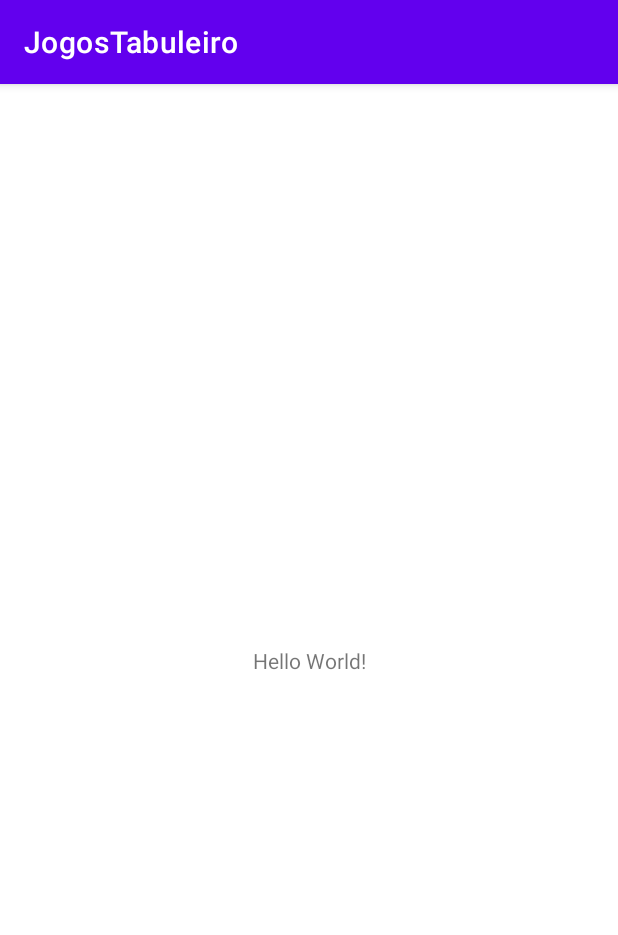
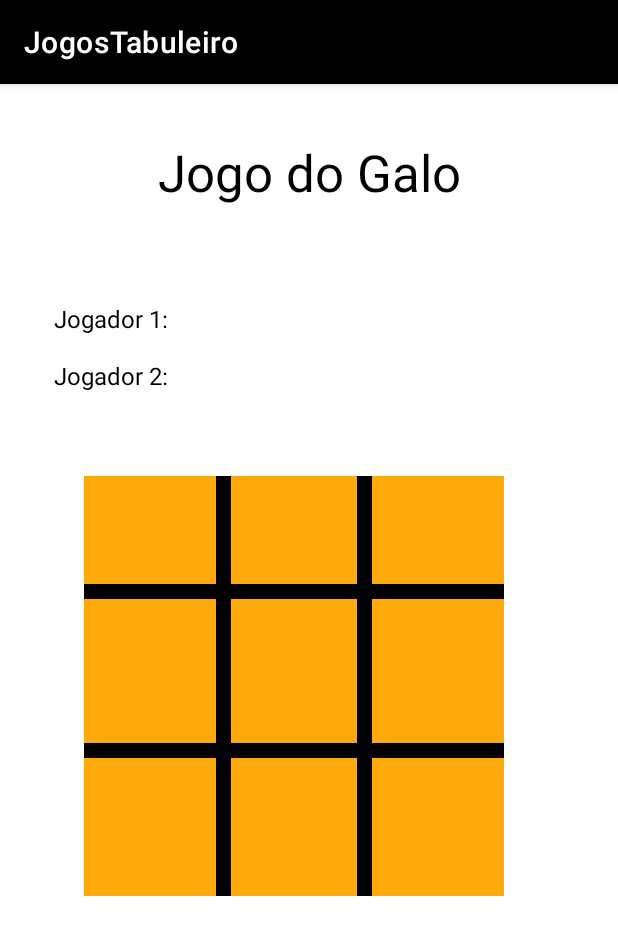
Before and after one commit to Fabio2001Marques/JogosTabuleiro, an Android app: the screen it shows after launch (MainActivity), on a phone screen of 412 x 824 dp. Shown: the top 935 px of the screen. Run offline under Robolectric (Android 15) with nearby library versions, the phone set to English and light mode, and no system bars.

Commit message:
Layout Jogo do Galo Completo

```diff
--- a/app/build.gradle
+++ b/app/build.gradle
@@ -3,7 +3,7 @@ plugins {
 }
 
 android {
-    compileSdk 30
+    compileSdk 31
 
     defaultConfig {
         applicationId "pt.ipg.jogostabuleiro"
--- a/app/src/main/java/pt/ipg/jogostabuleiro/MainActivity.java
+++ b/app/src/main/java/pt/ipg/jogostabuleiro/MainActivity.java
@@ -3,12 +3,17 @@ package pt.ipg.jogostabuleiro;
 import androidx.appcompat.app.AppCompatActivity;
 
 import android.os.Bundle;
+import android.view.View;
 
 public class MainActivity extends AppCompatActivity {
 
     @Override
     protected void onCreate(Bundle savedInstanceState) {
         super.onCreate(savedInstanceState);
-        setContentView(R.layout.activity_main);
+        setContentView(R.layout.jogo_galo);
+    }
+
+    public void tab1_1(View v) {
+            System.out.print("xxx");
     }
 }
--- a/app/src/main/res/layout/activity_main.xml
+++ b/app/src/main/res/layout/activity_main.xml
@@ -15,4 +15,13 @@
         app:layout_constraintRight_toRightOf="parent"
         app:layout_constraintTop_toTopOf="parent" />
 
+    <Button
+        android:id="@+id/button"
+        android:layout_width="wrap_content"
+        android:layout_height="wrap_content"
+        android:onClick="jogoGalo"
+        android:text="Button"
+        app:layout_constraintStart_toStartOf="parent"
+        app:layout_constraintTop_toTopOf="parent" />
+
 </androidx.constraintlayout.widget.ConstraintLayout>
--- /dev/null
+++ b/app/src/main/res/layout/jogo_galo.xml
@@ -0,0 +1,196 @@
+<?xml version="1.0" encoding="utf-8"?>
+<androidx.constraintlayout.widget.ConstraintLayout xmlns:android="http://schemas.android.com/apk/res/android"
+    xmlns:app="http://schemas.android.com/apk/res-auto"
+    xmlns:tools="http://schemas.android.com/tools"
+    android:id="@+id/button_1_1"
+    android:layout_width="match_parent"
+    android:layout_height="match_parent">
+
+    <TextView
+        android:id="@+id/textView"
+        android:layout_width="wrap_content"
+        android:layout_height="wrap_content"
+        android:layout_marginTop="36dp"
+        android:text="@string/jogo_do_galo"
+        android:textColor="@color/black"
+        android:textSize="34sp"
+        app:layout_constraintEnd_toEndOf="parent"
+        app:layout_constraintHorizontal_bias="0.501"
+        app:layout_constraintStart_toStartOf="parent"
+        app:layout_constraintTop_toTopOf="parent" />
+
+    <TextView
+        android:id="@+id/textView2"
+        android:layout_width="wrap_content"
+        android:layout_height="wrap_content"
+        android:layout_marginStart="36dp"
+        android:layout_marginTop="64dp"
+        android:text="@string/jogador_1"
+        android:textColor="@color/black"
+        android:textSize="16sp"
+        app:layout_constraintStart_toStartOf="parent"
+        app:layout_constraintTop_toBottomOf="@+id/textView" />
+
+    <TextView
+        android:id="@+id/textView3"
+        android:layout_width="wrap_content"
+        android:layout_height="wrap_content"
+        android:layout_marginTop="16dp"
+        android:text="@string/jogador_2"
+        android:textColor="@color/black"
+        android:textSize="16sp"
+        app:layout_constraintStart_toStartOf="@+id/textView2"
+        app:layout_constraintTop_toBottomOf="@+id/textView2" />
+
+    <TextView
+        android:id="@+id/tabuleiro"
+        android:layout_width="wrap_content"
+        android:layout_height="wrap_content"
+        android:layout_marginStart="56dp"
+        android:layout_marginTop="56dp"
+        android:width="280dp"
+        android:height="280dp"
+        android:background="?android:attr/colorPressedHighlight"
+        app:layout_constraintStart_toStartOf="parent"
+        app:layout_constraintTop_toBottomOf="@+id/textView3" />
+
+    <TextView
+        android:id="@+id/textView5"
+        android:layout_width="wrap_content"
+        android:layout_height="wrap_content"
+        android:layout_marginStart="88dp"
+        android:width="10dp"
+        android:height="280dp"
+        android:background="@color/black"
+        app:layout_constraintStart_toStartOf="@+id/tabuleiro"
+        app:layout_constraintTop_toTopOf="@+id/tabuleiro" />
+
+    <TextView
+        android:id="@+id/textView7"
+        android:layout_width="wrap_content"
+        android:layout_height="wrap_content"
+        android:layout_marginTop="72dp"
+        android:width="280dp"
+        android:height="10dp"
+        android:background="@color/black"
+        app:layout_constraintStart_toStartOf="@+id/tabuleiro"
+        app:layout_constraintTop_toTopOf="@+id/tabuleiro" />
+
+    <TextView
+        android:id="@+id/textView8"
+        android:layout_width="wrap_content"
+        android:layout_height="wrap_content"
+        android:layout_marginTop="96dp"
+        android:width="280dp"
+        android:height="10dp"
+        android:background="@color/black"
+        app:layout_constraintStart_toStartOf="@+id/tabuleiro"
+        app:layout_constraintTop_toBottomOf="@+id/textView7" />
+
+    <TextView
+        android:id="@+id/textView6"
+        android:layout_width="wrap_content"
+        android:layout_height="wrap_content"
+        android:layout_marginStart="84dp"
+        android:width="10dp"
+        android:height="280dp"
+        android:background="@color/black"
+        app:layout_constraintStart_toEndOf="@+id/textView5"
+        app:layout_constraintTop_toTopOf="@+id/tabuleiro" />
+
+    <TextView
+        android:id="@+id/tab1_1"
+        android:layout_width="wrap_content"
+        android:layout_height="wrap_content"
+        android:width="87dp"
+        android:height="70dp"
+        android:onClick="tab1_1"
+        app:layout_constraintStart_toStartOf="@+id/tabuleiro"
+        app:layout_constraintTop_toTopOf="@+id/tabuleiro"
+        tools:ignore="SpeakableTextPresentCheck" />
+
+    <TextView
+        android:id="@+id/tab1_2"
+        android:layout_width="wrap_content"
+        android:layout_height="wrap_content"
+        android:layout_marginStart="96dp"
+        android:width="87dp"
+        android:height="70dp"
+        app:layout_constraintStart_toStartOf="@+id/tabuleiro"
+        app:layout_constraintTop_toTopOf="@+id/tabuleiro" />
+
+    <TextView
+        android:id="@+id/tab1_3"
+        android:layout_width="wrap_content"
+        android:layout_height="wrap_content"
+        android:layout_marginStart="192dp"
+        android:width="87dp"
+        android:height="70dp"
+        app:layout_constraintStart_toStartOf="@+id/tabuleiro"
+        app:layout_constraintTop_toTopOf="@+id/tabuleiro" />
+
+    <TextView
+        android:id="@+id/tab2_1"
+        android:layout_width="wrap_content"
+        android:layout_height="wrap_content"
+        android:layout_marginTop="80dp"
+        android:width="87dp"
+        android:height="100dp"
+        app:layout_constraintStart_toStartOf="@+id/tabuleiro"
+        app:layout_constraintTop_toTopOf="@+id/tabuleiro" />
+
+    <TextView
+        android:id="@+id/tab2_2"
+        android:layout_width="wrap_content"
+        android:layout_height="wrap_content"
+        android:layout_marginStart="96dp"
+        android:layout_marginTop="80dp"
+        android:width="87dp"
+        android:height="100dp"
+        app:layout_constraintStart_toStartOf="@+id/tabuleiro"
+        app:layout_constraintTop_toTopOf="@+id/tabuleiro" />
+
+    <TextView
+        android:id="@+id/tab2_3"
+        android:layout_width="wrap_content"
+        android:layout_height="wrap_content"
+        android:layout_marginStart="192dp"
+        android:layout_marginTop="80dp"
+        android:width="87dp"
+        android:height="100dp"
+        app:layout_constraintStart_toStartOf="@+id/tabuleiro"
+        app:layout_constraintTop_toTopOf="@+id/tabuleiro" />
+
+    <TextView
+        android:id="@+id/tab3_1"
+        android:layout_width="wrap_content"
+        android:layout_height="wrap_content"
+        android:layout_marginTop="188dp"
+        android:width="87dp"
+        android:height="90dp"
+        app:layout_constraintStart_toStartOf="@+id/tabuleiro"
+        app:layout_constraintTop_toTopOf="@+id/tabuleiro" />
+
+    <TextView
+        android:id="@+id/tab3_2"
+        android:layout_width="wrap_content"
+        android:layout_height="wrap_content"
+        android:layout_marginStart="96dp"
+        android:layout_marginTop="188dp"
+        android:width="87dp"
+        android:height="90dp"
+        app:layout_constraintStart_toStartOf="@+id/tabuleiro"
+        app:layout_constraintTop_toTopOf="@+id/tabuleiro" />
+
+    <TextView
+        android:id="@+id/tab3_3"
+        android:layout_width="wrap_content"
+        android:layout_height="wrap_content"
+        android:layout_marginStart="192dp"
+        android:layout_marginTop="188dp"
+        android:width="87dp"
+        android:height="90dp"
+        app:layout_constraintStart_toStartOf="@+id/tabuleiro"
+        app:layout_constraintTop_toTopOf="@+id/tabuleiro" />
+
+</androidx.constraintlayout.widget.ConstraintLayout>
--- a/app/src/main/res/values/strings.xml
+++ b/app/src/main/res/values/strings.xml
@@ -1,3 +1,6 @@
 <resources>
     <string name="app_name">JogosTabuleiro</string>
+    <string name="jogo_do_galo">Jogo do Galo</string>
+    <string name="jogador_2">Jogador 2:</string>
+    <string name="jogador_1">Jogador 1:</string>
 </resources>
--- a/app/src/main/res/values/themes.xml
+++ b/app/src/main/res/values/themes.xml
@@ -2,7 +2,7 @@
     <!-- Base application theme. -->
     <style name="Theme.JogosTabuleiro" parent="Theme.MaterialComponents.DayNight.DarkActionBar">
         <!-- Primary brand color. -->
-        <item name="colorPrimary">@color/purple_500</item>
+        <item name="colorPrimary">@color/black</item>
         <item name="colorPrimaryVariant">@color/purple_700</item>
         <item name="colorOnPrimary">@color/white</item>
         <!-- Secondary brand color. -->
```
